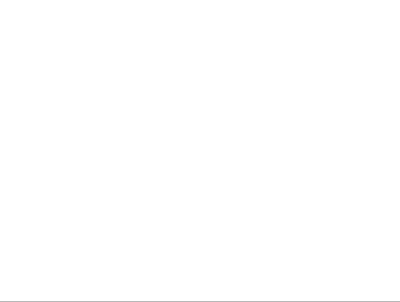
This is GUI/terminalWindow.ui in zixuan-pei/object-detection-yolov5 as Qt 5 draws it before an edit. The edited form follows.
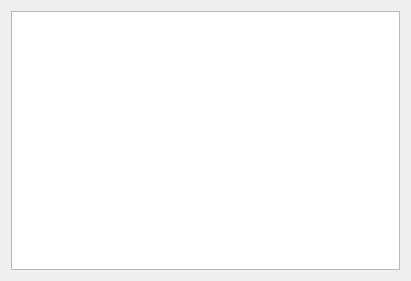
This is the edited form.

Commit message: Add terminal output.

```diff
--- a/GUI/terminalWindow.ui
+++ b/GUI/terminalWindow.ui
@@ -6,23 +6,22 @@
    <rect>
     <x>0</x>
     <y>0</y>
-    <width>400</width>
-    <height>302</height>
+    <width>411</width>
+    <height>281</height>
    </rect>
   </property>
   <property name="windowTitle">
    <string>Dialog</string>
   </property>
+  <layout class="QGridLayout" name="gridLayout">
+   <item row="0" column="0">
   <widget class="QTextBrowser" name="textBrowser">
-   <property name="geometry">
-    <rect>
-     <x>-5</x>
-     <y>-9</y>
-     <width>411</width>
-     <height>311</height>
-    </rect>
-   </property>
-  </widget>
+     <property name="autoFillBackground">
+      <bool>false</bool>
+     </property>
+    </widget>
+   </item>
+  </layout>
  </widget>
  <resources/>
  <connections/>
```
Lines whose indentation alone changed are shown as unchanged. The commit also changes 4 other files.
